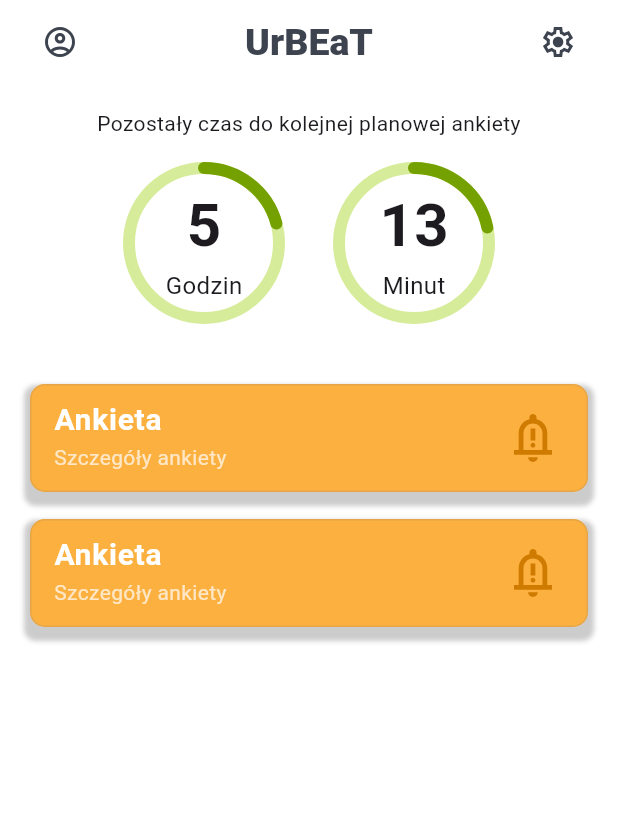
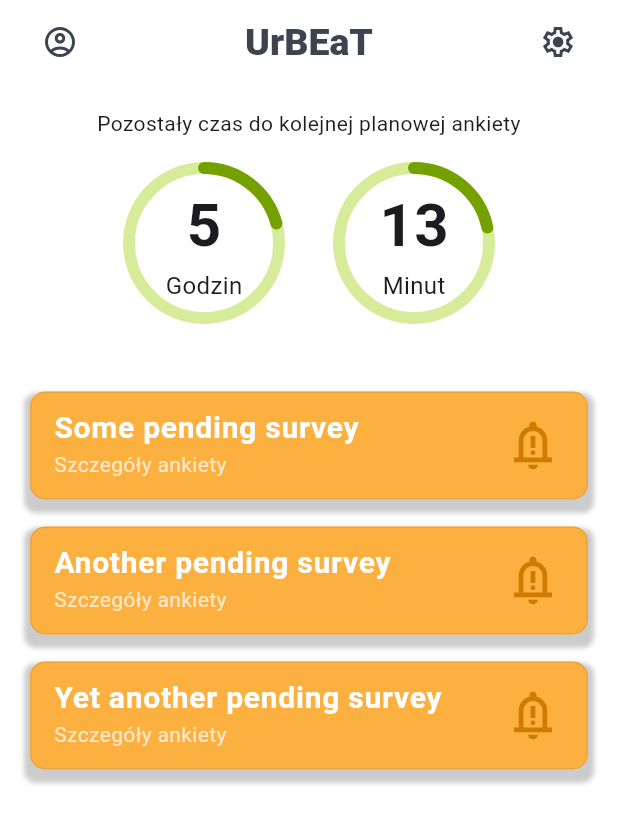
Before and after one commit to projekt-inzynierski/survey_frontend, a Flutter app: the screen it shows after launch, on a phone screen of 412 x 824 dp. Shown: the top 824 px of the screen. Run offline on Flutter 3.47's test engine with Material 3 defaults, Android fonts, the phone set to English and light mode, and no system bars; our stand-ins replace connectivity, dio, flutter_svg, font_awesome_flutter, get, get_storage and 2 more.

Commit message:
costume length with names of surveys

```diff
--- a/lib/presentation/controllers/pending_surveys_controller.dart
+++ b/lib/presentation/controllers/pending_surveys_controller.dart
@@ -2,5 +2,9 @@ import 'package:get/get.dart';
 import 'package:survey_frontend/presentation/controllers/controller_base.dart';
 
 class PendingSurveysController extends ControllerBase{
-  RxList<String> pendingSurveys = ["Some pending survey", "Another pending survey"].obs;
+  RxList<String> pendingSurveys = [
+    "Some pending survey",
+    "Another pending survey",
+    "Yet another pending survey"
+  ].obs;
 }
--- a/lib/presentation/screens/home_screen.dart
+++ b/lib/presentation/screens/home_screen.dart
@@ -1,13 +1,8 @@
-import 'package:flutter/material.dart';
-import 'package:font_awesome_flutter/font_awesome_flutter.dart';
-import 'package:getwidget/getwidget.dart';
-import 'package:survey_frontend/presentation/tab_views/archived_surveys_tab_view.dart';
-import 'package:survey_frontend/presentation/tab_views/pendning_surveys_tab_view.dart';
-import 'package:survey_frontend/presentation/tab_views/respondent_data_tab_view.dart';
-import 'package:survey_frontend/presentation/tab_views/survey_tab.dart';
 import 'package:flutter/material.dart';
 import 'package:flutter_svg/flutter_svg.dart';
 import 'dart:async';
+import 'package:get/get.dart';
+import 'package:survey_frontend/presentation/controllers/pending_surveys_controller.dart';
 
 class HomeScreen extends StatefulWidget{
 
@@ -55,7 +50,7 @@ class _HomeScreenState extends State<HomeScreen> with TickerProviderStateMixin {
                 // Define the action when the user icon is pressed
               },
             ),
-            Text(
+            const Text(
               'UrBEaT',
               style: TextStyle(fontWeight: FontWeight.w900),
             ),
@@ -83,25 +78,17 @@ class _HomeScreenState extends State<HomeScreen> with TickerProviderStateMixin {
               style: TextStyle(fontSize: 14),
               textAlign: TextAlign.center,
             ),
-            SizedBox(height: 20),
+            const SizedBox(height: 20),
             Row(
               mainAxisAlignment: MainAxisAlignment.center,
               children: [
                 _buildTimeCard(hours, 'Godzin'),
-                SizedBox(width: 40),
+                const SizedBox(width: 40),
                 _buildTimeCard(minutes, 'Minut'),
               ],
             ),
-            Center(
-              child: Column(
-                children: [
-                  SizedBox(height: 40),
-                  _buildSurveyButton(),
-                  SizedBox(height: 10),
-                  _buildSurveyButton(),
-                ],
-              ),
-            ),
+            const SizedBox(height: 40),
+            Expanded(child: _buildSurveyList()),
           ],
         ),
       ),
@@ -118,8 +105,8 @@ class _HomeScreenState extends State<HomeScreen> with TickerProviderStateMixin {
           child: CircularProgressIndicator(
             value: time / (unit == 'Godzin' ? 24 : 60),
             strokeWidth: 8,
-            backgroundColor: Color.fromARGB(117, 166, 214, 35),
-            valueColor: AlwaysStoppedAnimation<Color>(Color(0xFF75A100)),
+            backgroundColor: const Color.fromARGB(117, 166, 214, 35),
+            valueColor: const AlwaysStoppedAnimation<Color>(Color(0xFF75A100)),
             strokeCap: StrokeCap.round,
           ),
         ),
@@ -128,11 +115,11 @@ class _HomeScreenState extends State<HomeScreen> with TickerProviderStateMixin {
           children: [
             Text(
               time.toString(),
-              style: TextStyle(fontSize: 40, fontWeight: FontWeight.bold),
+              style: const TextStyle(fontSize: 40, fontWeight: FontWeight.bold),
             ),
             Text(
               unit,
-              style: TextStyle(fontSize: 16),
+              style: const TextStyle(fontSize: 16),
             ),
           ],
         ),
@@ -140,7 +127,25 @@ class _HomeScreenState extends State<HomeScreen> with TickerProviderStateMixin {
     );
   }
 
-  Widget _buildSurveyButton() {
+Widget _buildSurveyList() {
+    return GetBuilder<PendingSurveysController>(
+      init: PendingSurveysController(),
+      builder: (controller) {
+        return ListView.builder(
+          itemCount: controller.pendingSurveys.length,
+          itemBuilder: (context, index) {
+            return Padding(
+              padding:
+                  const EdgeInsets.symmetric(vertical: 5.0), // Add padding here
+              child: _buildSurveyButton(controller.pendingSurveys[index]),
+            );
+          },
+        );
+      },
+    );
+  }
+
+  Widget _buildSurveyButton(String surveyTitle) {
     return Container(
       decoration: BoxDecoration(
         borderRadius: BorderRadius.circular(8),
@@ -148,15 +153,15 @@ class _HomeScreenState extends State<HomeScreen> with TickerProviderStateMixin {
           BoxShadow(
             color: Colors.black.withOpacity(0.2),
             blurRadius: 2,
-            offset: Offset(0, 5),
+            offset: const Offset(0, 5),
           ),
         ],
       ),
       child: Card(
-        color: Color(0xFFFCB040),
+        color: const Color(0xFFFCB040),
         elevation: 0,
         shape: RoundedRectangleBorder(
-          side: BorderSide(
+          side: const BorderSide(
             color: Color(0xFFE6A648),
             width: 1,
           ),
@@ -167,13 +172,15 @@ class _HomeScreenState extends State<HomeScreen> with TickerProviderStateMixin {
           trailing: SvgPicture.asset(
             'assets/bell.svg',
             height: 32, // Adjust the height as needed
-            color: Color(0xFFCE7B00), // Ensure the bell icon is white
+            colorFilter:
+                const ColorFilter.mode(Color(0xFFCE7B00), BlendMode.srcIn),
           ),
           title: Text(
-            'Ankieta',
-            style: TextStyle(color: Colors.white, fontWeight: FontWeight.bold),
+            surveyTitle,
+            style: const TextStyle(
+                color: Colors.white, fontWeight: FontWeight.bold),
           ),
-          subtitle: Text(
+          subtitle: const Text(
             'Szczegóły ankiety',
             style: TextStyle(color: Colors.white70),
           ),
```
